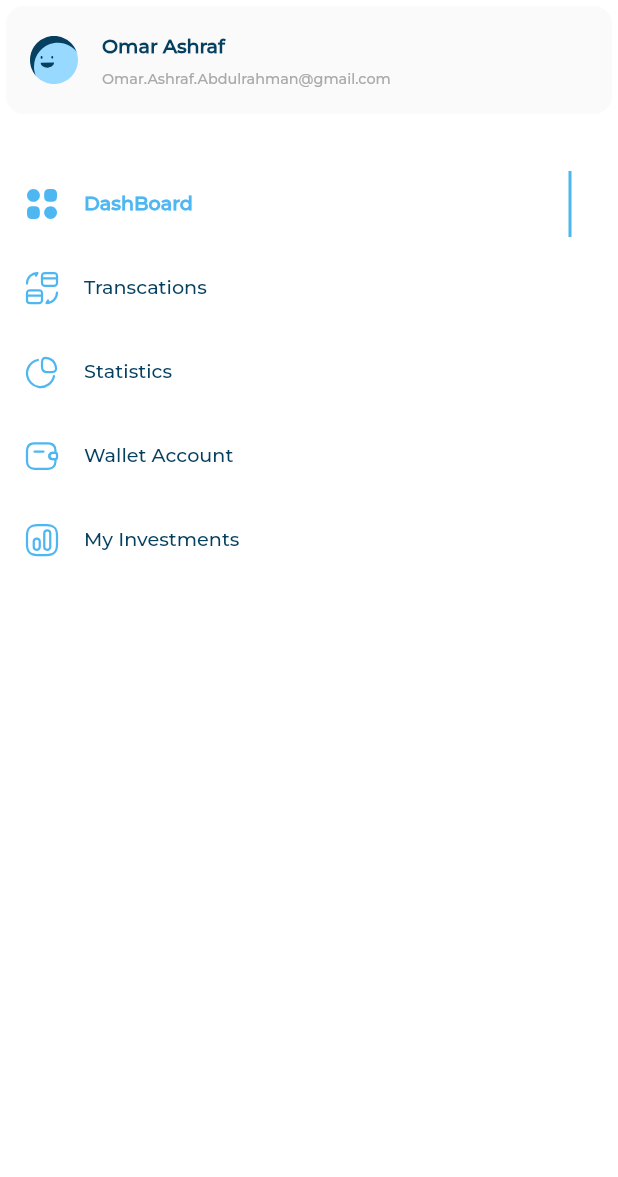
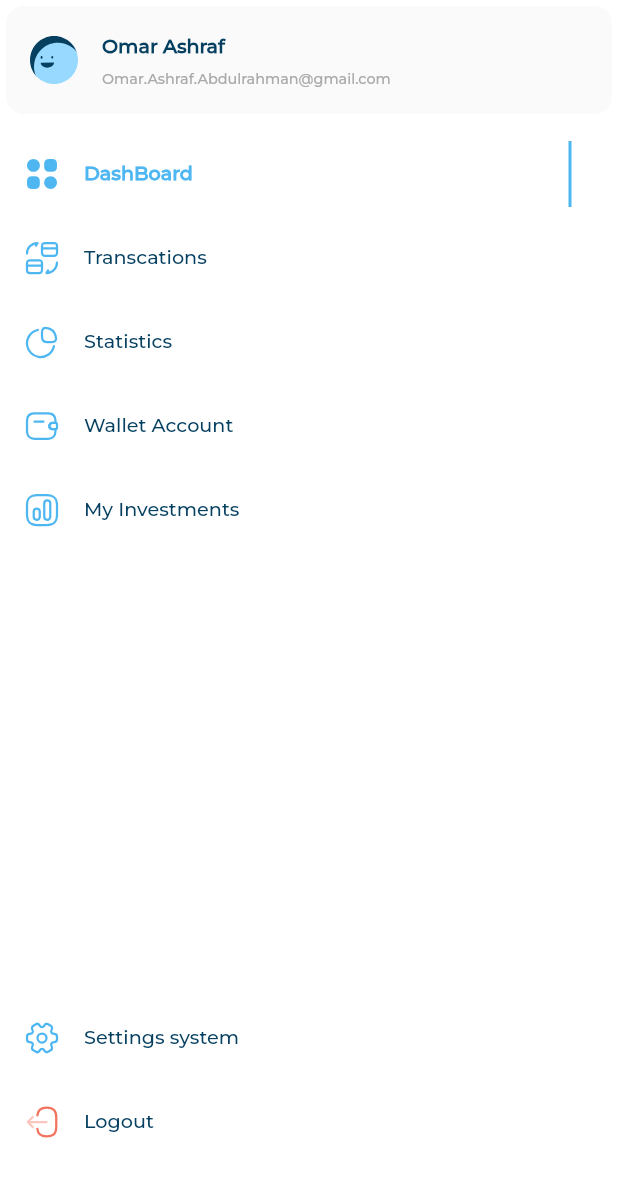
Before and after one commit to Omar-Ashraf-69/responsive_dash_board, a Flutter app: the DesktopLayout screen opened directly, on a phone screen of 412 x 824 dp. Shown: the top 1177 px of the screen. Run offline on Flutter 3.47's test engine with Material 3 defaults, Android fonts, the phone set to English and light mode, and no system bars; our stand-ins replace flutter_svg; project files that could hold a hidden picture were left out.

Commit message:
Refactor custom drawer widget with slivers
Refactor the custom drawer widget to use Sliver components for improved
performance and flexibility. This includes updating imports and restructuring
the layout using SliverToBoxAdapter and SliverFillRemaining.

```diff
--- a/lib/widgets/custom_drawer.dart
+++ b/lib/widgets/custom_drawer.dart
@@ -1,4 +1,7 @@
+import 'package:flutter/cupertino.dart';
 import 'package:flutter/material.dart';
+import 'package:flutter/rendering.dart';
+import 'package:flutter/widgets.dart';
 import 'package:flutter_svg/flutter_svg.dart';
 import 'package:responsive_dash_board_project/models/drawer_item_model.dart';
 import 'package:responsive_dash_board_project/utils/app_images.dart';
@@ -14,9 +17,10 @@ class CustomDrawer extends StatelessWidget {
       decoration: const BoxDecoration(
         color: Colors.white,
       ),
-      child: Column(
-        children: [
-          Card(
+      child: CustomScrollView(
+        slivers: [
+          const SliverToBoxAdapter(
+            child: Card(
               color: Color(0xfffafafa),
               elevation: 0,
               child: CustomListTile(
@@ -25,10 +29,35 @@ class CustomDrawer extends StatelessWidget {
                 subtitle: "Omar.Ashraf.Abdulrahman@gmail.com",
               ),
             ),
-          SizedBox(
+          ),
+          const SliverToBoxAdapter(
+            child: SizedBox(
               height: 8,
             ),
-          DrawerItemsSection(),
+          ),
+          const DrawerItemsSection(),
+          SliverFillRemaining(
+            hasScrollBody: false,
+            child: Column(
+              children: [
+                const Expanded(child: SizedBox()),
+                InActiveDrawerItem(
+                    drawerItemModel: DrawerItemModel(
+                  image: Assets.imagesSettings,
+                  title: "Settings system",
+                )),
+                InActiveDrawerItem(
+                  drawerItemModel: DrawerItemModel(
+                    image: Assets.imagesLogout,
+                    title: 'Logout',
+                  ),
+                ),
+                const SizedBox(
+                  height: 48,
+                ),
+              ],
+            ),
+          ),
         ],
       ),
     );
@@ -68,12 +97,8 @@ class _DrawerItemsSectionState extends State<DrawerItemsSection> {
   int selectedItem = 0;
   @override
   Widget build(BuildContext context) {
-    return Padding(
-      padding: const EdgeInsets.only(top: 20.0),
-      child: ListView.builder(
+    return SliverList.builder(
       itemCount: items.length,
-        shrinkWrap: true,
-        physics: const NeverScrollableScrollPhysics(),
       itemBuilder: (context, index) => GestureDetector(
         onTap: () {
           if (selectedItem != index) {
@@ -85,7 +110,6 @@ class _DrawerItemsSectionState extends State<DrawerItemsSection> {
         child: DrawerItemWidget(
           drawerItemModel: items[index],
           isActive: index == selectedItem,
-          ),
         ),
       ),
     );
```
Lines whose indentation alone changed are shown as unchanged.
